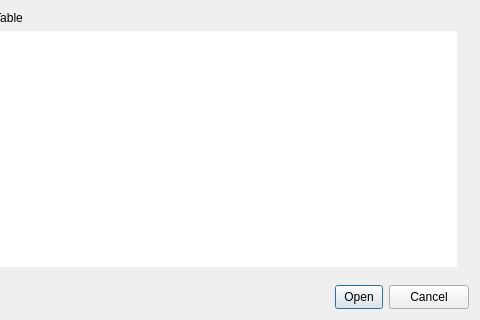
Old version of the form src/OpenTableDialog.ui in the repository keshav-sahu7/TableKM; both pictures show x 129 to 609 and y 182 to 502 of the 609 by 502 pixel window.
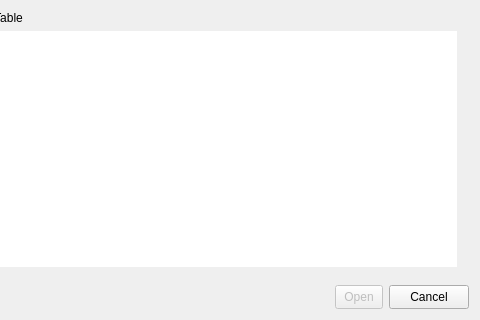
New version of the form. Icons and pictures are not drawn.

Commit message: fix: disable button of open table dialog for invalid kmt files.

Diff of the .ui file:
```diff
--- a/src/OpenTableDialog.ui
+++ b/src/OpenTableDialog.ui
@@ -384,6 +384,9 @@
      </item>
      <item>
       <widget class="QPushButton" name="btn_open">
+       <property name="enabled">
+        <bool>false</bool>
+       </property>
        <property name="sizePolicy">
         <sizepolicy hsizetype="Maximum" vsizetype="Preferred">
          <horstretch>0</horstretch>
```
The commit also changes 1 other file.
